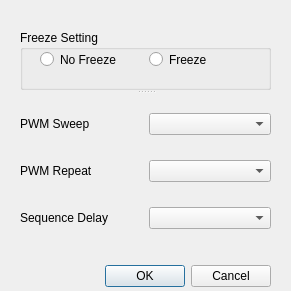
Old version of the form src/advancedlineoptionsdialog.ui in the repository jgen/ServoControl.
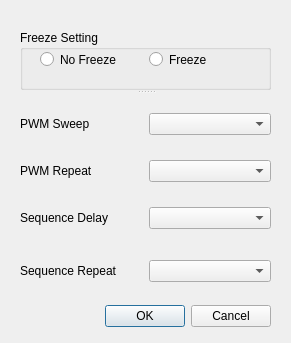
New version of the form. Icons and pictures are not drawn.

Commit message: Can now set global values, only uses the sequence delay now.

```diff
--- a/src/advancedlineoptionsdialog.ui
+++ b/src/advancedlineoptionsdialog.ui
@@ -7,7 +7,7 @@
     <x>0</x>
     <y>0</y>
     <width>291</width>
-    <height>291</height>
+    <height>343</height>
    </rect>
   </property>
   <property name="windowTitle">
@@ -21,7 +21,7 @@
    <property name="geometry">
     <rect>
      <x>20</x>
-     <y>260</y>
+     <y>300</y>
      <width>251</width>
      <height>32</height>
     </rect>
@@ -123,6 +123,39 @@
     </layout>
    </widget>
   </widget>
+  <widget class="QWidget" name="">
+   <property name="geometry">
+    <rect>
+     <x>20</x>
+     <y>260</y>
+     <width>251</width>
+     <height>22</height>
+    </rect>
+   </property>
+   <layout class="QHBoxLayout" name="horizontalLayout_6">
+    <item>
+     <widget class="QLabel" name="lblSeqRepeat">
+      <property name="text">
+       <string>Sequence Repeat</string>
+      </property>
+     </widget>
+    </item>
+    <item>
+     <widget class="QComboBox" name="cmbSequenceRepeat"/>
+    </item>
+   </layout>
+  </widget>
+  <zorder>buttons</zorder>
+  <zorder>groupBox</zorder>
+  <zorder>label</zorder>
+  <zorder>label_2</zorder>
+  <zorder>label_3</zorder>
+  <zorder>cmbPWMSweep</zorder>
+  <zorder>cmbPWMRepeat</zorder>
+  <zorder>cmbSequenceDelay</zorder>
+  <zorder>lblSeqRepeat</zorder>
+  <zorder>cmbSequenceRepeat</zorder>
+  <zorder>lblSeqRepeat</zorder>
  </widget>
  <tabstops>
   <tabstop>rdbNoFreeze</tabstop>
```
The commit also changes 8 other files.
